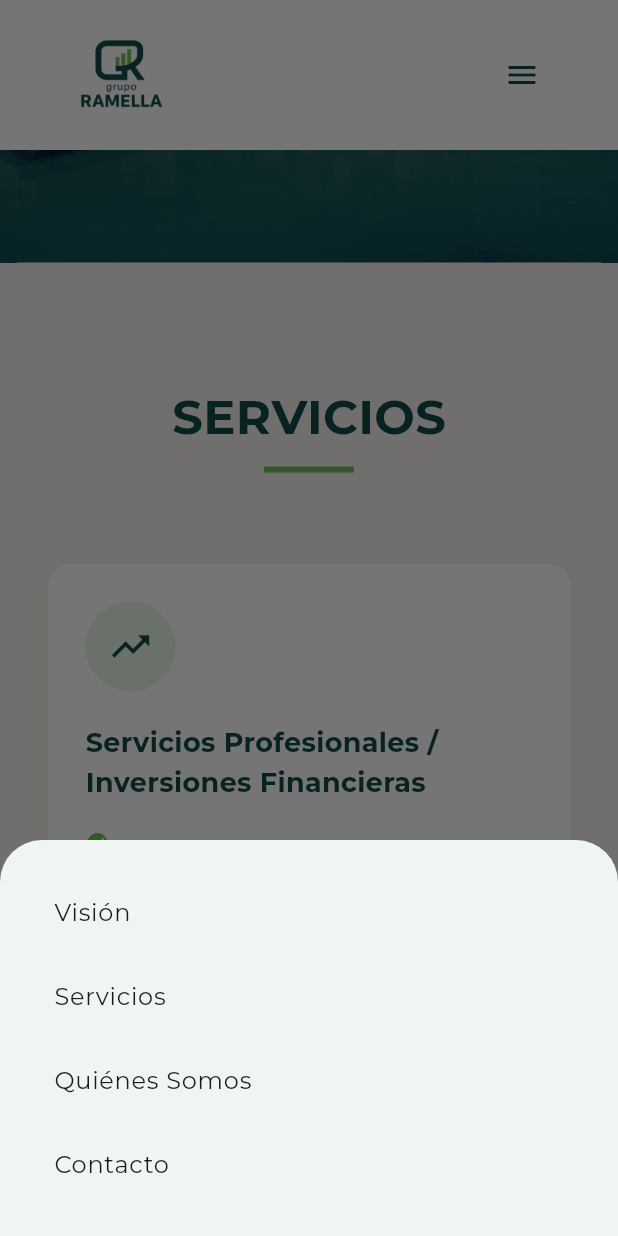
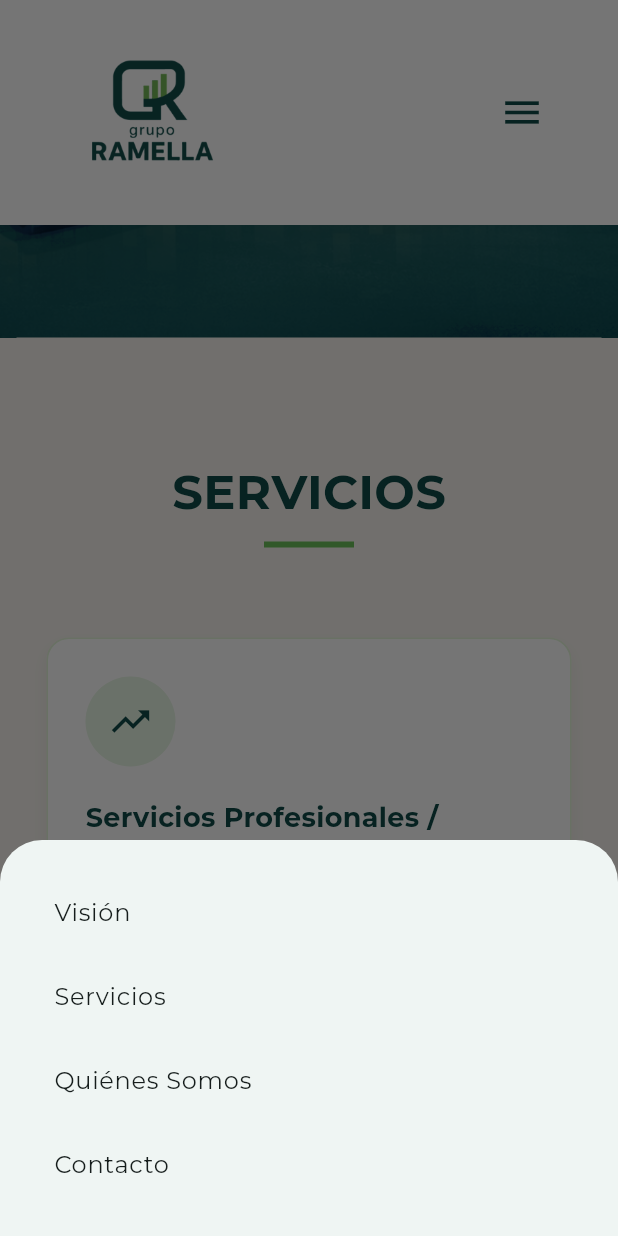
Before and after one commit to NachoRam123/grupo-ramella-landing, a Flutter app: the screen it shows after launch, scrolled down 576 dp, after a tap on the "menu" icon, on a phone screen of 412 x 824 dp. Run offline on Flutter 3.47's test engine with Material 3 defaults, Android fonts, the phone set to English and light mode, and no system bars; drawn by our look-alikes of flutter_animate; our stand-ins replace google_fonts.

Commit message:
Add files via upload

```diff
--- a/lib/sections/services_section.dart
+++ b/lib/sections/services_section.dart
@@ -77,7 +77,8 @@ class ServicesSection extends StatelessWidget {
   }
 }
 
-class _ServiceCard extends StatelessWidget {
+
+class _ServiceCard extends StatefulWidget {
   final String title;
   final List<String> items;
   final IconData icon;
@@ -91,21 +92,38 @@ class _ServiceCard extends StatelessWidget {
   });
 
   @override
+  State<_ServiceCard> createState() => _ServiceCardState();
+}
+
+class _ServiceCardState extends State<_ServiceCard> {
+  bool _isHovering = false;
+
+  @override
   Widget build(BuildContext context) {
-    return Container(
+    return MouseRegion(
+      onEnter: (_) => setState(() => _isHovering = true),
+      onExit: (_) => setState(() => _isHovering = false),
+      child: AnimatedContainer(
+        duration: const Duration(milliseconds: 200),
         width: 350,
+        transform: Matrix4.identity()..scale(_isHovering ? 1.05 : 1.0),
         padding: const EdgeInsets.all(25),
         decoration: BoxDecoration(
           color: Colors.white,
           borderRadius: BorderRadius.circular(15),
           boxShadow: [
             BoxShadow(
-            color: Colors.black.withOpacity(0.05),
-            blurRadius: 10,
-            offset: const Offset(0, 5),
+              color: _isHovering
+                  ? AppColors.primaryDark.withOpacity(0.2)
+                  : Colors.black.withOpacity(0.05),
+              blurRadius: _isHovering ? 20 : 10,
+              offset: _isHovering ? const Offset(0, 10) : const Offset(0, 5),
             ),
           ],
-        border: Border.all(color: AppColors.accentGreen2.withOpacity(0.3)),
+          border: Border.all(
+            color: _isHovering ? AppColors.secondaryGreen : AppColors.accentGreen2.withOpacity(0.3),
+            width: _isHovering ? 2 : 1,
+          ),
         ),
         child: Column(
           crossAxisAlignment: CrossAxisAlignment.start,
@@ -113,18 +131,18 @@ class _ServiceCard extends StatelessWidget {
             CircleAvatar(
               backgroundColor: AppColors.accentGreen1.withOpacity(0.2),
               radius: 30,
-            child: Icon(icon, color: AppColors.primaryDark, size: 30),
-          ).animate().scale(delay: (delay + 200).ms, duration: 400.ms),
+              child: Icon(widget.icon, color: AppColors.primaryDark, size: 30),
+            ).animate().scale(delay: (widget.delay + 200).ms, duration: 400.ms),
             const SizedBox(height: 20),
             Text(
-            title,
+              widget.title,
               style: AppTextStyles.bodyText.copyWith(
                 fontWeight: FontWeight.bold,
                 fontSize: 18,
               ),
             ),
             const SizedBox(height: 15),
-          ...items.map((item) => Padding(
+            ...widget.items.map((item) => Padding(
               padding: const EdgeInsets.symmetric(vertical: 4),
               child: Row(
                 crossAxisAlignment: CrossAxisAlignment.start,
@@ -142,6 +160,7 @@ class _ServiceCard extends StatelessWidget {
             )),
           ],
         ),
-    ).animate().fadeIn(delay: delay.ms).slideY(begin: 0.1, end: 0, duration: 500.ms);
+      ).animate().fadeIn(delay: widget.delay.ms).scaleX(begin: 0, alignment: Alignment.centerLeft, duration: 500.ms),
+    );
   }
 }
--- a/lib/widgets/nav_bar.dart
+++ b/lib/widgets/nav_bar.dart
@@ -19,7 +19,7 @@ class NavBar extends StatelessWidget {
   Widget build(BuildContext context) {
     return Container(
       color: Colors.white,
-      padding: const EdgeInsets.symmetric(horizontal: 40, vertical: 10), // Reduced vertical padding to accommodate larger logo
+      padding: const EdgeInsets.symmetric(horizontal: 40, vertical: 15),
       child: Row(
         mainAxisAlignment: MainAxisAlignment.spaceBetween,
         children: [
@@ -28,18 +28,15 @@ class NavBar extends StatelessWidget {
             children: [
               Image.asset(
                 'assets/images/logo.png',
-                height: 80, // Increased from 50
+                height: 120, // Significantly increased
+                fit: BoxFit.contain,
                 errorBuilder: (context, error, stackTrace) => const Icon(Icons.attach_money, size: 50, color: AppColors.primaryDark),
               ),
               const SizedBox(width: 10),
-              // Text(
-              //   'RAMELLA',
-              //   style: AppTextStyles.navLink.copyWith(fontWeight: FontWeight.bold, fontSize: 24),
-              // ),
             ],
           ),
           // Navigation Links
-          if (MediaQuery.of(context).size.width > 800)
+          if (MediaQuery.of(context).size.width > 900) // Increased breakpoint for safety
             Row(
               children: [
                 _NavBarItem(title: 'Visión', onTap: onVisionTap),
@@ -53,9 +50,8 @@ class NavBar extends StatelessWidget {
             )
           else
             IconButton(
-              icon: const Icon(Icons.menu, color: AppColors.primaryDark),
+              icon: const Icon(Icons.menu, color: AppColors.primaryDark, size: 30),
               onPressed: () {
-                // Simple mobile menu for now
                 showModalBottomSheet(
                   context: context,
                   builder: (context) => Container(
@@ -79,21 +75,45 @@ class NavBar extends StatelessWidget {
   }
 }
 
-class _NavBarItem extends StatelessWidget {
+class _NavBarItem extends StatefulWidget {
   final String title;
   final VoidCallback onTap;
 
   const _NavBarItem({required this.title, required this.onTap});
 
   @override
+  State<_NavBarItem> createState() => _NavBarItemState();
+}
+
+class _NavBarItemState extends State<_NavBarItem> {
+  bool _isHovering = false;
+
+  @override
   Widget build(BuildContext context) {
     return MouseRegion(
+      onEnter: (_) => setState(() => _isHovering = true),
+      onExit: (_) => setState(() => _isHovering = false),
       cursor: SystemMouseCursors.click,
       child: GestureDetector(
-        onTap: onTap,
-        child: Text(
-          title,
-          style: AppTextStyles.navLink,
+        onTap: widget.onTap,
+        child: Column(
+          mainAxisSize: MainAxisSize.min,
+          children: [
+            Text(
+              widget.title,
+              style: AppTextStyles.navLink.copyWith(
+                color: _isHovering ? AppColors.secondaryGreen : AppColors.primaryDark,
+              ),
+            ),
+            const SizedBox(height: 4),
+            AnimatedContainer(
+              duration: const Duration(milliseconds: 300),
+              curve: Curves.easeOut,
+              height: 2,
+              width: _isHovering ? 40 : 0, // Expands from center implicitly or left depending on alignment
+              color: AppColors.secondaryGreen,
+            ),
+          ],
         ),
       ),
     );
```
Lines whose indentation alone changed are shown as unchanged.
